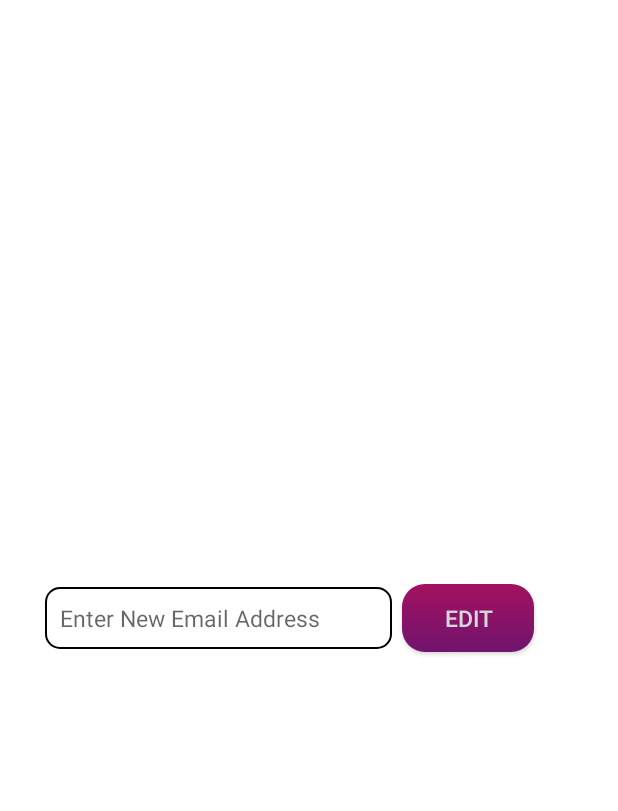
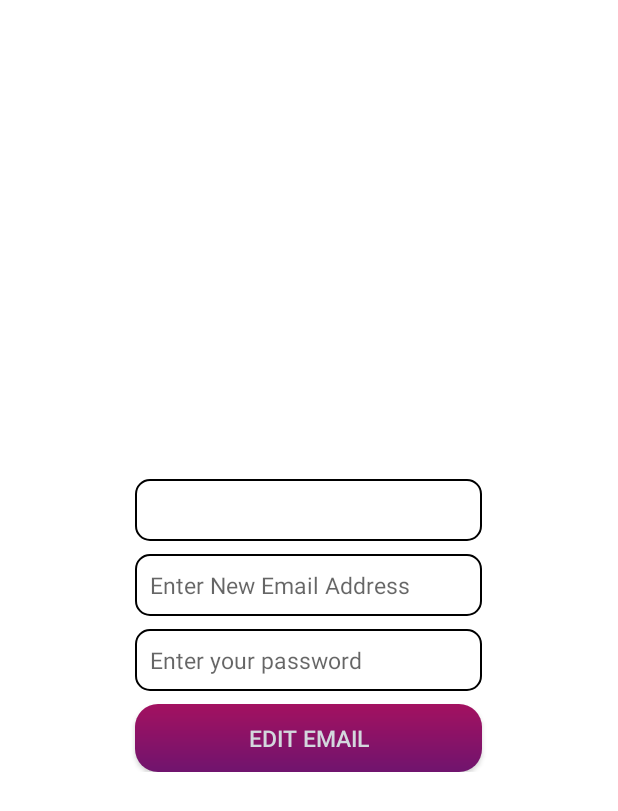
Before and after one commit to noorulahsanpp/Hostel_Management-Android, an Android app: the layout activity_edit_email.xml on its own in the app's theme, with its tools: preview values and no code run, on a phone screen of 412 x 824 dp. Shown: the top 811 px of the screen. Run offline under Robolectric (Android 15) with nearby library versions, the phone set to English and light mode, and no system bars; Roboto replaces fonts that are not available here.

Commit message:
code modified

```diff
--- a/app/src/main/java/com/example/hostelapp/Complaints.java
+++ b/app/src/main/java/com/example/hostelapp/Complaints.java
@@ -71,7 +71,7 @@ Button submit;
         Date date = setDate();
         CollectionReference collectionReference = firebaseFirestore.collection("inmates").document(hostel+"").collection("complaints");
         Map<String, Object> complaints = new HashMap<>();
-        complaints.put("admission no",admissionNumber);
+        complaints.put("admissionno",admissionNumber);
         complaints.put("topic",topic);
         complaints.put("name",name);
         complaints.put("room",roomno);
--- a/app/src/main/res/layout/activity_edit_email.xml
+++ b/app/src/main/res/layout/activity_edit_email.xml
@@ -10,31 +10,54 @@
         android:layout_width="match_parent"
         android:layout_height="match_parent"
         android:background="#FFFFFF">
+    <RelativeLayout
+        android:layout_width="wrap_content"
+        android:layout_height="wrap_content"
+        android:layout_centerInParent="true"
+        android:background="#FFFFFF">
 
-
+        <TextView
+            android:id="@+id/oldEmail"
+            android:layout_width="231dp"
+            android:layout_height="wrap_content"
+            android:layout_marginTop="10dp"
+            android:layout_centerHorizontal="true"
+            android:inputType="textPersonName"
+            android:background="@drawable/edittextborder"
+            android:theme="@style/EditText" />
         <EditText
-            android:id="@+id/editEmail"
+            android:id="@+id/editemail"
             android:layout_width="231dp"
             android:layout_height="wrap_content"
             android:layout_marginLeft="30dp"
-            android:layout_centerVertical="true"
+            android:layout_marginTop="60dp"
+            android:layout_centerHorizontal="true"
             android:hint="Enter New Email Address"
             android:inputType="textPersonName"
             android:background="@drawable/edittextborder"
             android:theme="@style/EditText" />
-
+        <EditText
+            android:id="@+id/passwrdET"
+            android:layout_width="231dp"
+            android:layout_height="wrap_content"
+            android:layout_marginTop="110dp"
+            android:layout_centerHorizontal="true"
+            android:hint="Enter your password"
+            android:inputType="textPersonName"
+            android:background="@drawable/edittextborder"
+            android:theme="@style/EditText" />
         <Button
             android:id="@+id/EditBtn"
-            android:layout_width="wrap_content"
+            android:layout_width="231dp"
             android:layout_height="45dp"
-            android:layout_centerVertical="true"
-            android:layout_marginLeft="268dp"
+            android:layout_centerHorizontal="true"
+            android:layout_marginTop="160dp"
             android:textSize="15dp"
             android:padding="10dp"
             android:background="@drawable/button_style"
             android:textColor="@color/headings"
-            android:text="EDIT" />
-
+            android:text="Edit Email" />
+    </RelativeLayout>
 
     </RelativeLayout>
 
```
Also changed, not shown: app/src/main/java/com/example/hostelapp/DatesDisplay.java (+10 -2 lines), app/src/main/java/com/example/hostelapp/edit_email.java (+20 -7 lines), app/src/main/java/com/example/hostelapp/edit_phone.java (+44 -0 lines).
